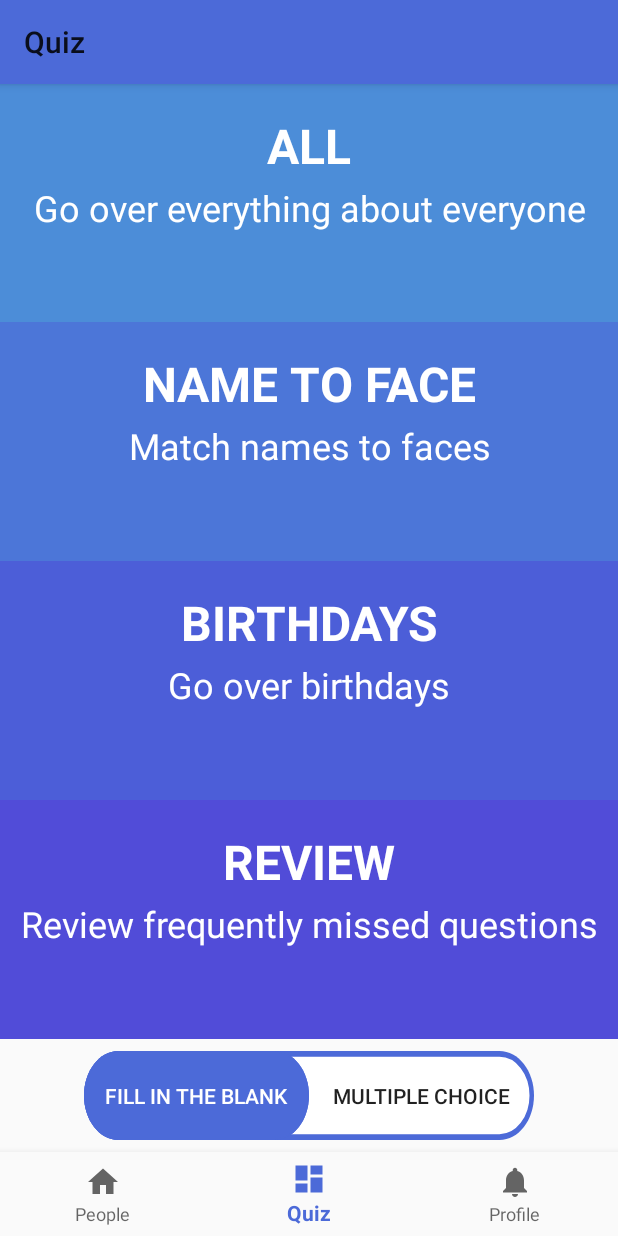
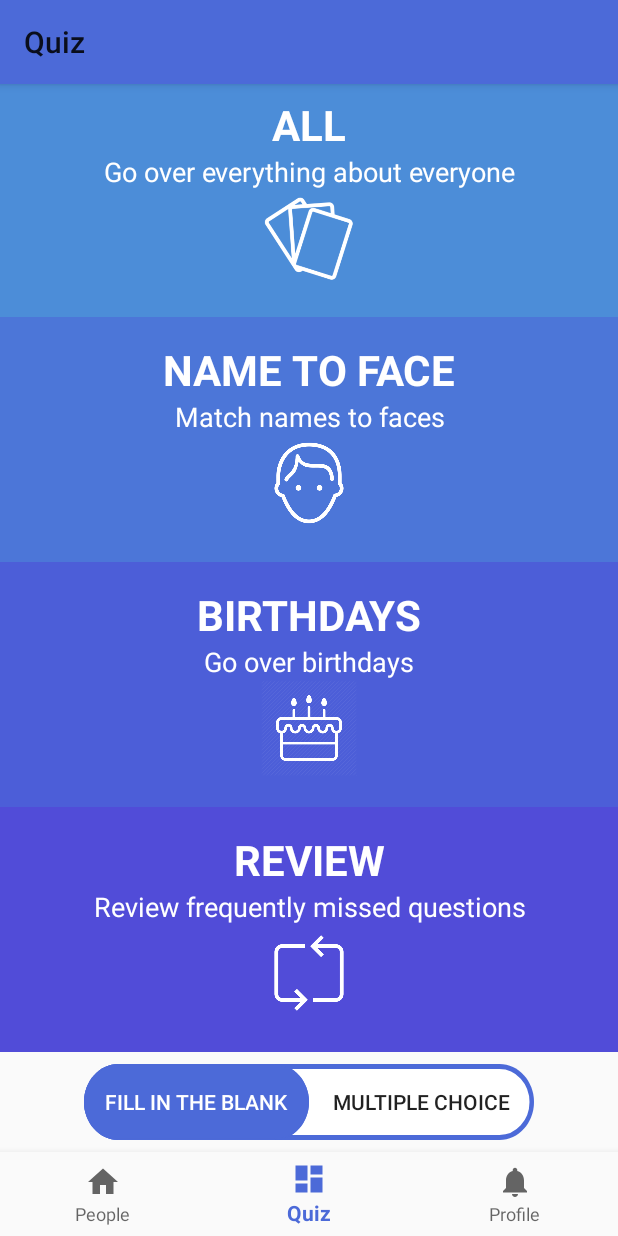
Before and after one commit to gracewanggw/RememberMe, an Android app: the QuizFragment screen opened through its navigation route, on a phone screen of 412 x 824 dp. Run offline under Robolectric (Android 15) with nearby library versions, the phone set to English and light mode, and no system bars; our stand-ins replace navigation-ui; libraries missing offline, so code that uses them is left out: com.amitshekhar.

Commit message:
added icons to quiz fragment

```diff
--- a/app/src/main/res/layout/fragment_quiz.xml
+++ b/app/src/main/res/layout/fragment_quiz.xml
@@ -31,23 +31,28 @@
             <TextView
                 android:layout_width="match_parent"
                 android:layout_height="wrap_content"
-                android:layout_marginTop="16dp"
+                android:layout_marginTop="8dp"
                 android:text="ALL"
-                android:padding="3dp"
                 android:layout_marginLeft="16dp"
                 android:layout_marginRight="16dp"
-                android:textSize="32dp"
+                android:textSize="28dp"
                 android:textAlignment="center"
                 android:textColor="@color/white"
                 android:textStyle="bold"/>
 
             <TextView
                 android:layout_width="match_parent"
-                android:layout_height="64dp"
+                android:layout_height="wrap_content"
                 android:text="Go over everything about everyone"
                 android:textAlignment="center"
-                android:textSize="24dp"
+                android:textSize="18dp"
                 android:textColor="@color/white"/>
+            <ImageView
+                android:layout_gravity="center"
+                android:layout_width="64dp"
+                android:layout_height="64dp"
+                android:src="@drawable/all_icon"
+                app:tint="@android:color/white" />
 
         </LinearLayout>
 
@@ -65,21 +70,27 @@
                 android:layout_height="wrap_content"
                 android:text="NAME TO FACE"
                 android:layout_marginTop="16dp"
-                android:padding="3dp"
                 android:layout_marginLeft="16dp"
                 android:layout_marginRight="16dp"
-                android:textSize="32dp"
+                android:textSize="28dp"
                 android:textAlignment="center"
                 android:textColor="@color/white"
                 android:textStyle="bold"/>
 
             <TextView
                 android:layout_width="match_parent"
-                android:layout_height="64dp"
+                android:layout_height="wrap_content"
                 android:text="Match names to faces"
                 android:textAlignment="center"
-                android:textSize="24dp"
+                android:textSize="18dp"
                 android:textColor="@color/white"/>
+
+            <ImageView
+                android:layout_gravity="center"
+                android:layout_width="64dp"
+                android:layout_height="64dp"
+                android:src="@drawable/face_icon"
+                app:tint="@android:color/white" />
 
         </LinearLayout>
 
@@ -97,21 +108,27 @@
                 android:layout_height="wrap_content"
                 android:text="BIRTHDAYS"
                 android:layout_marginTop="16dp"
-                android:padding="3dp"
                 android:layout_marginLeft="16dp"
                 android:layout_marginRight="16dp"
-                android:textSize="32dp"
+                android:textSize="28dp"
                 android:textAlignment="center"
                 android:textColor="@color/white"
                 android:textStyle="bold"/>
 
             <TextView
                 android:layout_width="match_parent"
-                android:layout_height="64dp"
+                android:layout_height="wrap_content"
                 android:text="Go over birthdays"
                 android:textAlignment="center"
-                android:textSize="24dp"
+                android:textSize="18dp"
                 android:textColor="@color/white"/>
+
+            <ImageView
+                android:layout_gravity="center"
+                android:layout_width="64dp"
+                android:layout_height="64dp"
+                android:src="@drawable/birthday_icon"
+                app:tint="@android:color/white" />
 
         </LinearLayout>
 
@@ -129,21 +146,27 @@
                 android:layout_height="wrap_content"
                 android:text="REVIEW"
                 android:layout_marginTop="16dp"
-                android:padding="3dp"
                 android:layout_marginLeft="16dp"
                 android:layout_marginRight="16dp"
-                android:textSize="32dp"
+                android:textSize="28dp"
                 android:textAlignment="center"
                 android:textColor="@color/white"
                 android:textStyle="bold"/>
 
             <TextView
                 android:layout_width="match_parent"
-                android:layout_height="64dp"
+                android:layout_height="wrap_content"
                 android:text="Review frequently missed questions"
                 android:textAlignment="center"
-                android:textSize="24dp"
+                android:textSize="18dp"
                 android:textColor="@color/white" />
+
+            <ImageView
+                android:layout_gravity="center"
+                android:layout_width="64dp"
+                android:layout_height="64dp"
+                android:src="@drawable/review_icon"
+                app:tint="@android:color/white" />
 
 
         </LinearLayout>
```
Also changed, not shown: app/src/main/res/drawable-v24/all_icon.png (added), app/src/main/res/drawable-v24/face_icon.png (added), app/src/main/res/drawable-v24/review_icon.png (added).
